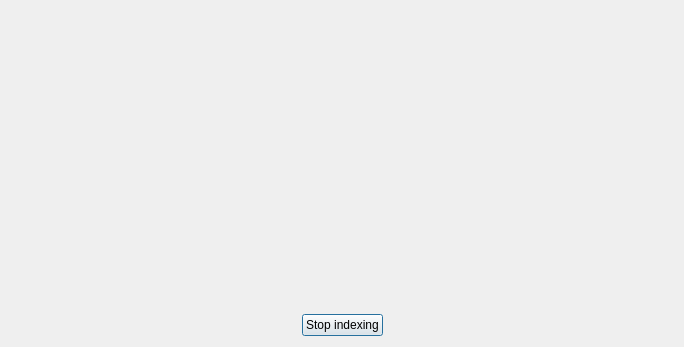
Qt form progressdialog.ui (mikeTerentev/megaFinder) before a commit.
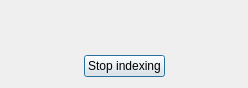
The same form after that commit.

What changed in the file:
```diff
--- a/progressdialog.ui
+++ b/progressdialog.ui
@@ -6,20 +6,20 @@
    <rect>
     <x>0</x>
     <y>0</y>
-    <width>684</width>
-    <height>347</height>
+    <width>248</width>
+    <height>88</height>
    </rect>
   </property>
   <property name="sizePolicy">
-   <sizepolicy hsizetype="Maximum" vsizetype="Maximum">
+   <sizepolicy hsizetype="Minimum" vsizetype="Minimum">
     <horstretch>0</horstretch>
     <verstretch>0</verstretch>
    </sizepolicy>
   </property>
   <property name="maximumSize">
    <size>
-    <width>700</width>
-    <height>100000</height>
+    <width>248</width>
+    <height>88</height>
    </size>
   </property>
   <property name="windowTitle">
@@ -74,6 +74,43 @@
      </item>
     </layout>
    </item>
+   <item row="0" column="0">
+    <layout class="QHBoxLayout" name="horizontalLayout">
+     <item>
+      <spacer name="horizontalSpacer">
+       <property name="orientation">
+        <enum>Qt::Horizontal</enum>
+       </property>
+       <property name="sizeHint" stdset="0">
+        <size>
+         <width>40</width>
+         <height>20</height>
+        </size>
+       </property>
+      </spacer>
+     </item>
+     <item>
+      <spacer name="horizontalSpacer_2">
+       <property name="orientation">
+        <enum>Qt::Horizontal</enum>
+       </property>
+       <property name="sizeHint" stdset="0">
+        <size>
+         <width>40</width>
+         <height>20</height>
+        </size>
+       </property>
+      </spacer>
+     </item>
+     <item>
+      <widget class="QLabel" name="label">
+       <property name="text">
+        <string/>
+       </property>
+      </widget>
+     </item>
+    </layout>
+   </item>
   </layout>
  </widget>
  <resources/>
```
Left out of the diff: 11 changed lines with no effect on the pictures.
